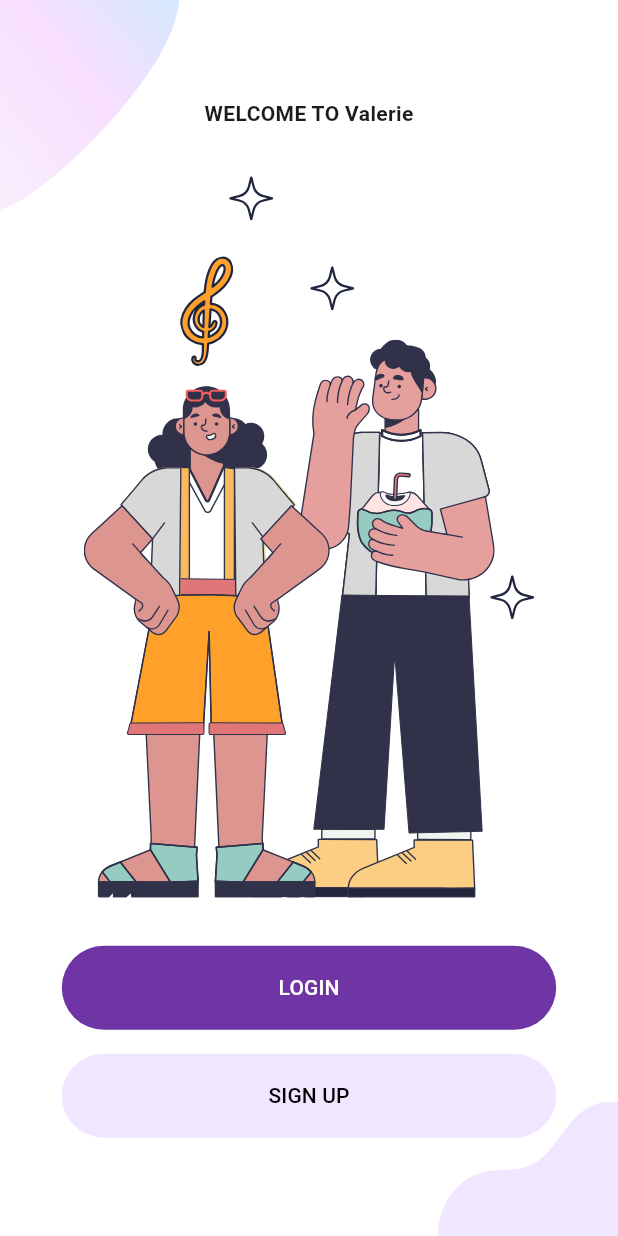
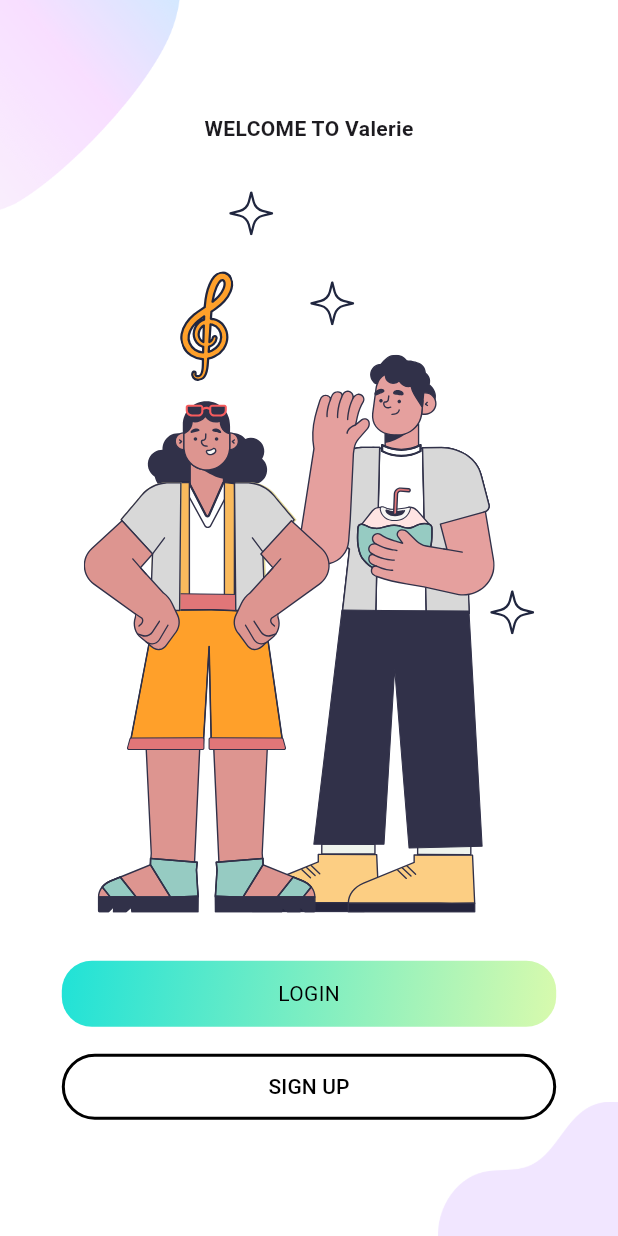
Before and after one commit to eternity340/voices_dating, a Flutter app: the screen it shows after launch, on a phone screen of 412 x 824 dp. Run offline on Flutter 3.47's test engine with Material 3 defaults, Android fonts, the phone set to English and light mode, and no system bars; our stand-ins replace dio, flutter_screenutil, flutter_svg, get.

Commit message:
sign page revise

```diff
--- a/lib/pre_login/components/sign_btn.dart
+++ b/lib/pre_login/components/sign_btn.dart
@@ -11,26 +11,51 @@ class SignBtn extends StatelessWidget {
   Widget build(BuildContext context) {
     return Column(
       children: [
-        ElevatedButton(
-          onPressed: () {
+        GestureDetector(
+          onTap: () {
             getx.Get.toNamed('/sign_in');
           },
+          child: Container(
+            padding: const EdgeInsets.symmetric(vertical: 12, horizontal: 24),
+            decoration: BoxDecoration(
+              gradient: const LinearGradient(
+                colors: [Color(0xFF20E2D7), Color(0xFFD8FAAD)],
+                begin: Alignment.topLeft,
+                end: Alignment.bottomRight,
+              ),
+              borderRadius: BorderRadius.circular(20),
+            ),
+            child: Center(
               child: Text(
                 "Login".toUpperCase(),
+                style: const TextStyle(
+                  color: Colors.black,  // 设置字体颜色为黑色
+                ),
+              ),
+            ),
           ),
         ),
         const SizedBox(height: 16),
-        ElevatedButton(
+        SizedBox(
+          width: double.infinity, // 扩展以填充可用空间
+          child: OutlinedButton(
             onPressed: () {
               getx.Get.toNamed('/sign_up');
             },
-          style: ElevatedButton.styleFrom(
-            backgroundColor: kPrimaryLightColor,
-            elevation: 0,
+            style: OutlinedButton.styleFrom(
+              side: const BorderSide(color: Colors.black, width: 2.0),  // 设置边框颜色为黑色，并加粗为 2.0
+              backgroundColor: Colors.transparent,  // 设置背景颜色为透明
+              shape: RoundedRectangleBorder(
+                borderRadius: BorderRadius.circular(24),  // 设置圆角半径为 20
               ),
+            ),
+            child: Padding(
+              padding: const EdgeInsets.symmetric(vertical: 12), // 调整垂直内边距
               child: Text(
                 "Sign Up".toUpperCase(),
                 style: const TextStyle(color: Colors.black),
+              ),
+            ),
           ),
         ),
       ],
--- a/lib/pre_login/sign_in/components/sign_form.dart
+++ b/lib/pre_login/sign_in/components/sign_form.dart
@@ -67,6 +67,19 @@ class SignForm extends StatelessWidget {
               "Login".toUpperCase(),
             ),
           ),
+          const SizedBox(height: defaultPadding),
+          TextButton(
+            onPressed: () {
+              Navigator.pushNamed(context, '/sign_up');
+            },
+            style: ButtonStyle(
+              overlayColor: WidgetStateProperty.all(Colors.transparent),
+            ),
+            child: const Text(
+              "没有账户？注册",
+              style: TextStyle(color: kPrimaryColor),
+            ),
+          ),
         ],
       ),
     );
--- a/lib/pre_login/sign_in/components/sign_screen_top_image.dart
+++ b/lib/pre_login/sign_in/components/sign_screen_top_image.dart
@@ -3,7 +3,7 @@ import 'package:flutter_svg/flutter_svg.dart';
   import '../../../constants.dart';
 
   class SignScreenTopImage extends StatelessWidget {
-  const SignScreenTopImage({Key? key}) : super(key: key);
+    const SignScreenTopImage({super.key});
 
     @override
     Widget build(BuildContext context) {
--- a/lib/pre_login/sign_in/sign_in_page.dart
+++ b/lib/pre_login/sign_in/sign_in_page.dart
@@ -1,6 +1,6 @@
 import 'package:flutter/material.dart';
 import 'package:provider/provider.dart';
-import 'package:get/get.dart' as getx;
+
 import '../../responsive.dart';
 import '../components/background.dart';
 import 'sign_in_model.dart';
```
Also changed, not shown: assets/images/sign_button.png (added). Lines whose indentation alone changed are shown as unchanged.
